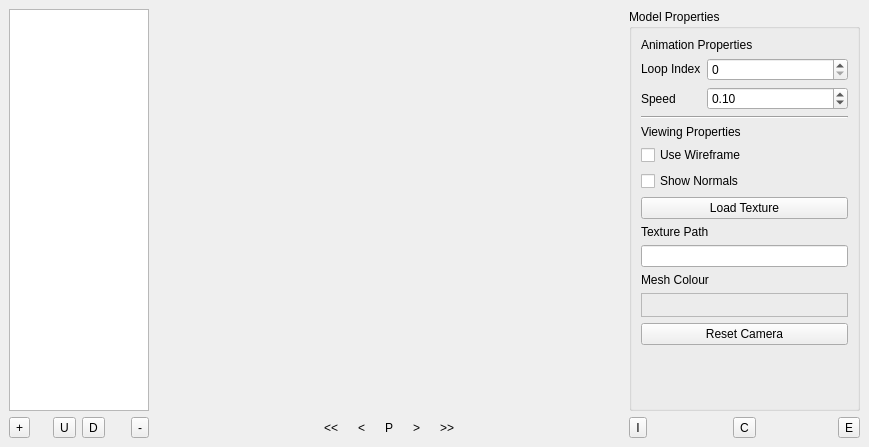
Qt form RetroEDv2/tools/modelmanager.ui (RSDKModding/RetroED) before a commit.
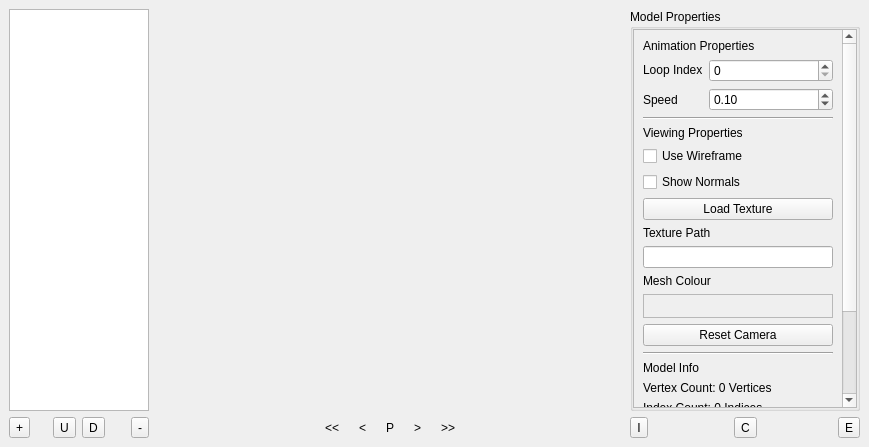
The same form after that commit. Icons and pictures are not drawn.

What changed in the file:
```diff
--- a/RetroEDv2/tools/modelmanager.ui
+++ b/RetroEDv2/tools/modelmanager.ui
@@ -345,7 +345,7 @@
     <widget class="QGroupBox" name="propertiesBox">
      <property name="maximumSize">
       <size>
-       <width>300</width>
+       <width>230</width>
        <height>16777215</height>
       </size>
      </property>
@@ -353,33 +353,60 @@
       <string>Model Properties</string>
      </property>
      <layout class="QGridLayout" name="gridLayout_2">
-      <item row="1" column="1">
-       <widget class="QSpinBox" name="loopIndex">
-        <property name="toolTip">
-         <string>What frame to loop back to</string>
-        </property>
-       </widget>
-      </item>
-      <item row="5" column="0" colspan="2">
-       <widget class="QCheckBox" name="useWireframe">
+      <property name="leftMargin">
+       <number>0</number>
+      </property>
+      <property name="topMargin">
+       <number>0</number>
+      </property>
+      <property name="rightMargin">
+       <number>0</number>
+      </property>
+      <property name="bottomMargin">
+       <number>0</number>
+      </property>
+      <property name="spacing">
+       <number>0</number>
+      </property>
+      <item row="0" column="0">
+       <widget class="QScrollArea" name="scrollArea">
+        <property name="maximumSize">
+         <size>
+          <width>230</width>
+          <height>16777215</height>
+         </size>
+        </property>
+        <property name="widgetResizable">
+         <bool>true</bool>
+        </property>
+        <widget class="QWidget" name="scrollAreaWidgetContents_3">
+         <property name="geometry">
+          <rect>
+           <x>0</x>
+           <y>-118</y>
+           <width>208</width>
+           <height>483</height>
+          </rect>
+         </property>
+         <layout class="QGridLayout" name="gridLayout_4">
+          <item row="12" column="0" colspan="2">
+           <widget class="QPushButton" name="resetCam">
+            <property name="text">
+             <string>Reset Camera</string>
+            </property>
+           </widget>
+          </item>
+          <item row="16" column="0" colspan="2">
+           <widget class="QLabel" name="vertCnt">
         <property name="text">
-         <string>Use Wireframe</string>
+             <string>Vertex Count: 0 Vertices</string>
         </property>
        </widget>
       </item>
-      <item row="2" column="1">
-       <widget class="QDoubleSpinBox" name="animSpeed">
-        <property name="toolTip">
-         <string>Animation playback speed</string>
-        </property>
-        <property name="maximum">
-         <double>1.000000000000000</double>
-        </property>
-        <property name="singleStep">
-         <double>0.010000000000000</double>
-        </property>
-        <property name="value">
-         <double>0.100000000000000</double>
+          <item row="7" column="0" colspan="2">
+           <widget class="QPushButton" name="loadTexture">
+            <property name="text">
+             <string>Load Texture</string>
         </property>
        </widget>
       </item>
@@ -390,6 +417,20 @@
         </property>
        </widget>
       </item>
+          <item row="13" column="0" colspan="2">
+           <widget class="Line" name="line_2">
+            <property name="orientation">
+             <enum>Qt::Horizontal</enum>
+            </property>
+           </widget>
+          </item>
+          <item row="0" column="0" colspan="2">
+           <widget class="QLabel" name="label">
+            <property name="text">
+             <string>Animation Properties</string>
+            </property>
+           </widget>
+          </item>
       <item row="6" column="0" colspan="2">
        <widget class="QCheckBox" name="showNormals">
         <property name="text">
@@ -410,17 +451,10 @@
         </property>
        </widget>
       </item>
-      <item row="8" column="0" colspan="2">
-       <widget class="QLabel" name="label_3">
+          <item row="17" column="0" colspan="2">
+           <widget class="QLabel" name="idxCnt">
         <property name="text">
-         <string>Texture Path</string>
-        </property>
-       </widget>
-      </item>
-      <item row="10" column="0" colspan="2">
-       <widget class="QLabel" name="label_4">
-        <property name="text">
-         <string>Mesh Colour</string>
+             <string>Index Count: 0 Indices</string>
         </property>
        </widget>
       </item>
@@ -431,28 +465,55 @@
         </property>
        </widget>
       </item>
-      <item row="9" column="0" colspan="2">
-       <widget class="QLineEdit" name="texPath">
-        <property name="readOnly">
-         <bool>true</bool>
-        </property>
-       </widget>
-      </item>
-      <item row="2" column="0">
-       <widget class="QLabel" name="label_18">
+          <item row="22" column="0">
+           <spacer name="verticalSpacer">
+            <property name="orientation">
+             <enum>Qt::Vertical</enum>
+            </property>
+            <property name="sizeHint" stdset="0">
+             <size>
+              <width>20</width>
+              <height>22</height>
+             </size>
+            </property>
+           </spacer>
+          </item>
+          <item row="10" column="0" colspan="2">
+           <widget class="QLabel" name="label_4">
+            <property name="text">
+             <string>Mesh Colour</string>
+            </property>
+           </widget>
+          </item>
+          <item row="8" column="0" colspan="2">
+           <widget class="QLabel" name="label_3">
         <property name="text">
-         <string>Speed</string>
+             <string>Texture Path</string>
         </property>
        </widget>
       </item>
-      <item row="0" column="0" colspan="2">
-       <widget class="QLabel" name="label">
+          <item row="5" column="0" colspan="2">
+           <widget class="QCheckBox" name="useWireframe">
         <property name="text">
-         <string>Animation Properties</string>
+             <string>Use Wireframe</string>
         </property>
        </widget>
       </item>
-      <item row="13" column="0" colspan="2">
+          <item row="1" column="1">
+           <widget class="QSpinBox" name="loopIndex">
+            <property name="toolTip">
+             <string>What frame to loop back to</string>
+            </property>
+           </widget>
+          </item>
+          <item row="14" column="0">
+           <widget class="QLabel" name="label_5">
+            <property name="text">
+             <string>Model Info</string>
+            </property>
+           </widget>
+          </item>
+          <item row="11" column="0" colspan="2">
        <widget class="QFrame" name="mdlClrFrame">
         <property name="minimumSize">
          <size>
@@ -485,31 +546,66 @@
         </layout>
        </widget>
       </item>
-      <item row="7" column="0" colspan="2">
-       <widget class="QPushButton" name="loadTexture">
+          <item row="2" column="1">
+           <widget class="QDoubleSpinBox" name="animSpeed">
+            <property name="toolTip">
+             <string>Animation playback speed</string>
+            </property>
+            <property name="maximum">
+             <double>1.000000000000000</double>
+            </property>
+            <property name="singleStep">
+             <double>0.010000000000000</double>
+            </property>
+            <property name="value">
+             <double>0.100000000000000</double>
+            </property>
+           </widget>
+          </item>
+          <item row="18" column="0" colspan="2">
+           <widget class="QLabel" name="fVertCnt">
         <property name="text">
-         <string>Load Texture</string>
+             <string>Face Vertex Count: 3 Vertices</string>
         </property>
        </widget>
       </item>
-      <item row="15" column="0">
-       <spacer name="verticalSpacer">
-        <property name="orientation">
-         <enum>Qt::Vertical</enum>
-        </property>
-        <property name="sizeHint" stdset="0">
-         <size>
-          <width>20</width>
-          <height>40</height>
-         </size>
-        </property>
-       </spacer>
-      </item>
-      <item row="14" column="0" colspan="2">
-       <widget class="QPushButton" name="resetCam">
+          <item row="2" column="0">
+           <widget class="QLabel" name="label_18">
+            <property name="text">
+             <string>Speed</string>
+            </property>
+           </widget>
+          </item>
+          <item row="9" column="0" colspan="2">
+           <widget class="QLineEdit" name="texPath">
+            <property name="readOnly">
+             <bool>true</bool>
+            </property>
+           </widget>
+          </item>
+          <item row="19" column="0" colspan="2">
+           <widget class="QCheckBox" name="hasNormals">
         <property name="text">
-         <string>Reset Camera</string>
-        </property>
+             <string>Has Normals</string>
+            </property>
+           </widget>
+          </item>
+          <item row="20" column="0" colspan="2">
+           <widget class="QCheckBox" name="hasColours">
+            <property name="text">
+             <string>Has Colours</string>
+            </property>
+           </widget>
+          </item>
+          <item row="21" column="0" colspan="2">
+           <widget class="QCheckBox" name="hasTextures">
+            <property name="text">
+             <string>Has Textures</string>
+            </property>
+           </widget>
+          </item>
+         </layout>
+        </widget>
        </widget>
       </item>
      </layout>
```
Lines whose indentation alone changed are shown as unchanged.
